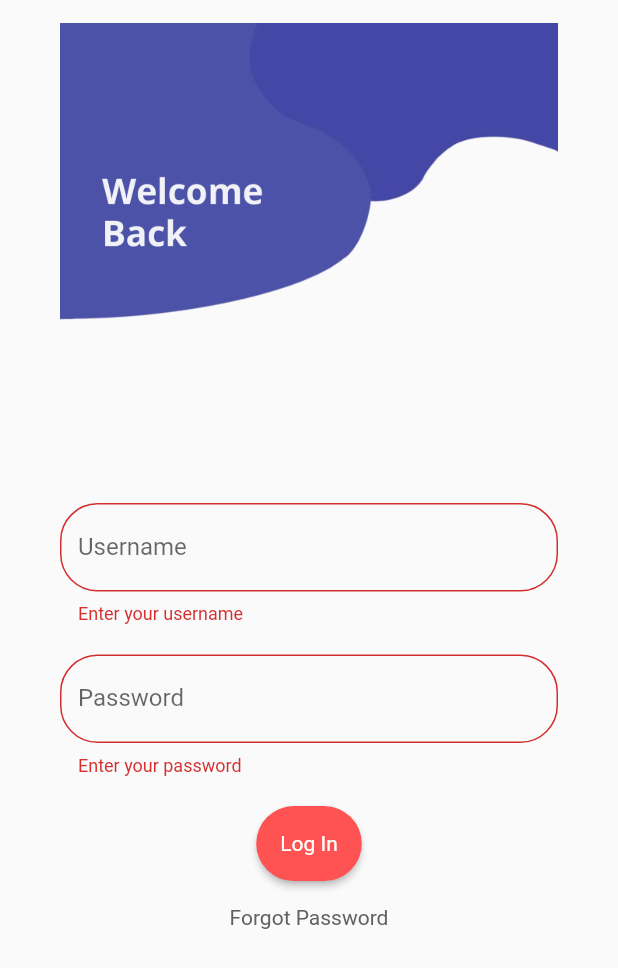
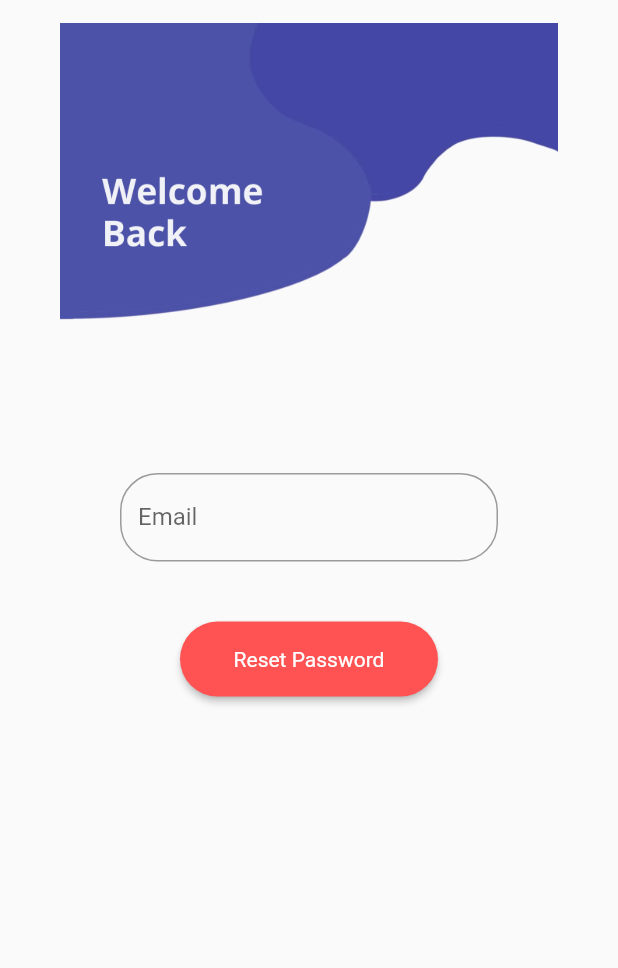
Before and after one commit to ccaian/Team-13-ITP-SE-39, a Flutter app: the LoginPage screen opened directly, after a tap on "Log In", after a tap on "Forgot Password", on a phone screen of 412 x 824 dp. Shown: the top 968 px of the screen. Run offline on Flutter 3.47's test engine with Material 2 defaults, Android fonts, the phone set to English and light mode, and no system bars; our stand-ins replace cloud_firestore, datetime_picker_formfield, firebase_auth, firebase_core, firebase_database, firebase_storage and 5 more; missing offline and left inert: dart:ffi; accounts and stored records are empty.

Commit message:
Darrell/Developed User Management
- Implemented First time log on user set up
- Implemented Forget password (includes email send out)
- updated Login page
- updated pubspec.yaml

```diff
--- a/lib/login.dart
+++ b/lib/login.dart
@@ -1,12 +1,13 @@
 import 'package:firebase_database/firebase_database.dart';
+import 'package:growth_app/profilesetup.dart';
+import 'package:growth_app/resetpassword.dart';
+import 'package:shared_preferences/shared_preferences.dart';
 import 'package:flutter/cupertino.dart';
 import 'package:flutter/material.dart';
 import 'package:firebase_core/firebase_core.dart';
 import 'package:firebase_auth/firebase_auth.dart';
 import 'package:fluttertoast/fluttertoast.dart';
 import 'package:growth_app/nav.dart';
-import 'package:growth_app/register.dart';
-import 'package:growth_app/workerhome.dart';
 
 class LoginPage extends StatefulWidget {
   @override
@@ -15,10 +16,12 @@ class LoginPage extends StatefulWidget {
 
 class _LoginPageState extends State<LoginPage> {
   // text field state
+  bool checkboxValue = false;
   String email = '';
   String password = '';
 
   final _formKey = GlobalKey<FormState>();
+  final FirebaseDatabase _database = FirebaseDatabase.instance;
 
   @override
   Widget build(BuildContext context) {
@@ -40,7 +43,6 @@ class _LoginPageState extends State<LoginPage> {
           ),
           SizedBox(height: 20.0),
           TextFormField(
-            obscureText: true,
             decoration: InputDecoration(
               fillColor: Colors.grey,
               border: new OutlineInputBorder(
@@ -73,6 +75,16 @@ class _LoginPageState extends State<LoginPage> {
             },
           ),
           SizedBox(height: 20.0),
+          CheckboxListTile(
+            title: Text("Keep me signed in?"),
+            value: this.checkboxValue,
+            onChanged: (value) {
+              setState(() {
+                this.checkboxValue = value as bool;
+              });
+            },
+          ),
+          SizedBox(height: 20.0),
           ElevatedButton(
             style: ElevatedButton.styleFrom(
               primary: Colors.redAccent,
@@ -90,7 +102,7 @@ class _LoginPageState extends State<LoginPage> {
             ),
             onPressed: () async {
               if(_formKey.currentState!.validate()) {
-                authenticate(email, password);
+                authenticate(email, password, checkboxValue);
                 print('pressed log in');
               }
             },
@@ -107,6 +119,9 @@ class _LoginPageState extends State<LoginPage> {
             ),
             onPressed: () {
               print('Forgot Password');
+              Navigator.push(context, new MaterialPageRoute(
+                  builder: (context) => ResetPasswordPage()
+              ));
             },
           )
         ]),
@@ -114,16 +129,47 @@ class _LoginPageState extends State<LoginPage> {
     ));
   }
 
-  void authenticate(email, password) async {
+  void authenticate(email, password, checkboxValue) async {
     try {
       UserCredential userAuth = await FirebaseAuth.instance.signInWithEmailAndPassword(
           email: email,
           password: password
       );
 
-      Navigator.push(
-          context,
-          new MaterialPageRoute(builder: (context) => Nav()));
+      print(email);
+      if (checkboxValue == true) {
+        SharedPreferences prefs = await SharedPreferences.getInstance();
+        prefs.setString('email', email);
+        prefs.setString('password', password);
+
+        print(email);
+         if(email == "darrellerjr@gmail.com") {
+           Navigator.pushReplacement(
+               context,
+               new MaterialPageRoute(builder: (context) => Nav()));
+         }
+         else {
+           Navigator.push(context, new MaterialPageRoute(
+               builder: (context) => ProfileSetUpPage()
+           ));
+           /*Query _userQuery = _database
+               .reference()
+               .child("todo")
+               .orderByChild("email")
+               .equalTo(email);
+
+           _database.reference().child("growth").once().then((DataSnapshot snapShot) {
+             print(snapShot.value);
+              if(snapShot.value != null) {
+                //redirect to parent home. Waiting for Linus update
+              } else {
+                Navigator.pushReplacement(context, new MaterialPageRoute(
+                    builder: (context) => ProfileSetUpPage()
+                ));
+              }
+           });*/
+         }
+      }
     } on FirebaseAuthException catch (e) {
       if (e.code == 'user-not-found') {
         Fluttertoast.showToast(
--- a/lib/main.dart
+++ b/lib/main.dart
@@ -2,12 +2,30 @@ import 'package:flutter/cupertino.dart';
 import 'package:flutter/material.dart';
 import 'package:firebase_core/firebase_core.dart';
 import 'package:growth_app/register.dart';
+import 'package:growth_app/workerhome.dart';
+import 'package:shared_preferences/shared_preferences.dart';
 
 import 'login.dart';
 
 Future<void> main() async {
   WidgetsFlutterBinding.ensureInitialized();
   await Firebase.initializeApp();
+  SharedPreferences prefs = await SharedPreferences.getInstance();
+  var email = prefs.getString('email');
+  if (email != null) {
+    if(email == 'darrellerjr@gmail.com') {
+      MaterialApp(
+        title: 'Growth App',
+        debugShowCheckedModeBanner: false,
+        theme: ThemeData(fontFamily:  'Roboto'),
+        home: WorkerHome(),
+      );
+    }
+    else {
+      // redirect to parent page
+    }
+  }
+
   runApp(GrowthApp());
 }
 
@@ -19,7 +37,7 @@ class GrowthApp extends StatelessWidget{
         title: 'Growth App',
         debugShowCheckedModeBanner: false,
         theme: ThemeData(fontFamily:  'Roboto'),
-      home: LandingPage(),
+        home: LandingPage(), // change to parent home when done
       );
     }
 }
@@ -128,7 +146,7 @@ class LandingPage extends StatelessWidget {
 
                         ),
                         onPressed: () {
-                          print('pressed log in');
+                          print('pressed register');
                           Navigator.push(context, new MaterialPageRoute(
                               builder: (context) => RegisterPage()
                           ));
--- /dev/null
+++ b/lib/resetpassword.dart
@@ -0,0 +1,123 @@
+import 'package:firebase_database/firebase_database.dart';
+import 'package:flutter/cupertino.dart';
+import 'package:flutter/material.dart';
+import 'package:firebase_auth/firebase_auth.dart';
+import 'package:firebase_core/firebase_core.dart';
+import 'package:fluttertoast/fluttertoast.dart';
+import 'package:growth_app/login.dart';
+import 'package:growth_app/nav.dart';
+
+
+
+class ResetPasswordPage extends StatefulWidget{
+
+  @override
+  _ResetPasswordPageState createState() => _ResetPasswordPageState();
+}
+
+class _ResetPasswordPageState extends State<ResetPasswordPage> {
+
+  // text field state
+  String email ='';
+
+  final _formKey = GlobalKey<FormState>();
+  @override
+  Widget build(BuildContext context) {
+    final shape = RoundedRectangleBorder(
+        borderRadius:  BorderRadius.circular(25)
+    );
+    return new Scaffold(
+        body: Container(
+            padding: const EdgeInsets.fromLTRB(40.0, 0.0, 40.0, 20.0),
+            child: Form(
+              key: _formKey,
+              child: Column(children: <Widget>[
+                FittedBox(
+                  child: new Image.asset('assets/loginsplash.png', width: 400, height: 380,),
+                  fit: BoxFit.fill,
+                ),
+                Padding(
+                  padding: const EdgeInsets.fromLTRB(40.0,0.0,40.0,20.0),
+                  child: TextFormField(
+                    decoration: InputDecoration(
+                      fillColor: Colors.grey,
+                      border: new OutlineInputBorder(
+                        borderRadius: const BorderRadius.all(
+                          const Radius.circular(25),
+                        ),
+                      ),
+                      labelText: 'Email',
+                    ),
+                    validator: (val) => val!.isEmpty ? 'Enter a email' : null,
+                    onChanged: (val) {
+                      setState(() => email = val);
+                    },
+                  ),
+                ),
+                new Row(
+                    mainAxisAlignment: MainAxisAlignment.center,
+                    children: <Widget>[
+                      Expanded(child: Padding(
+                          padding: const EdgeInsets.fromLTRB(80.0,20.0,80.0,0.0),
+                          child: ElevatedButton(
+                            style: ElevatedButton.styleFrom(
+                              primary: Colors.redAccent,
+                              minimumSize: Size(50,50),
+                              shape: shape,
+                            ),
+                            child: new Text(
+                              "Reset Password",
+                              textAlign: TextAlign.center,
+                              style: TextStyle(
+                                fontSize: 14.0,
+                                fontWeight: FontWeight.normal,
+                                color: Colors.white,
+                              ),
+                            ),
+                            onPressed: () async {
+                              if(_formKey.currentState!.validate()){
+                                print('pressed reset');
+                                if(verifyEmail(email) == 1) {
+                                  resetPassword(email);
+                                }
+                                else {
+                                  Fluttertoast.showToast(
+                                      msg: "Email does not exist.",
+                                      toastLength: Toast.LENGTH_SHORT,
+                                      gravity: ToastGravity.CENTER,
+                                      timeInSecForIosWeb: 1,
+                                      backgroundColor: Colors.red,
+                                      textColor: Colors.white,
+                                      fontSize: 16.0
+                                  );
+                                }
+                              }
+                            },
+                          )
+                      ))
+
+                    ]
+                ),
+              ]
+              ),
+            )
+        ));
+  }
+
+  int verifyEmail(email) {
+    var verify = FirebaseAuth.instance.fetchSignInMethodsForEmail(email);
+
+    if(verify != null) {
+      return 1;
+    }
+    return 0;
+  }
+
+  Future<void> resetPassword(String email) async {
+    await FirebaseAuth.instance.sendPasswordResetEmail(email: email);
+
+    Navigator.push(context, new MaterialPageRoute(
+        builder: (context) => LoginPage()
+    ));
+  }
+}
--- a/pubspec.yaml
+++ b/pubspec.yaml
@@ -24,6 +24,7 @@ dependencies:
   flutter:
     sdk: flutter
   firebase_auth: ^1.4.1
+  shared_preferences: ^2.0.6
   fluttertoast: ^8.0.7
   firebase_core: ^1.2.0
   firebase_database: ^6.1.2
```
Also changed, not shown: lib/profilesetup.dart (added, +154 -0 lines), pubspec.lock, 2 other files. Lines whose indentation alone changed are shown as unchanged.
